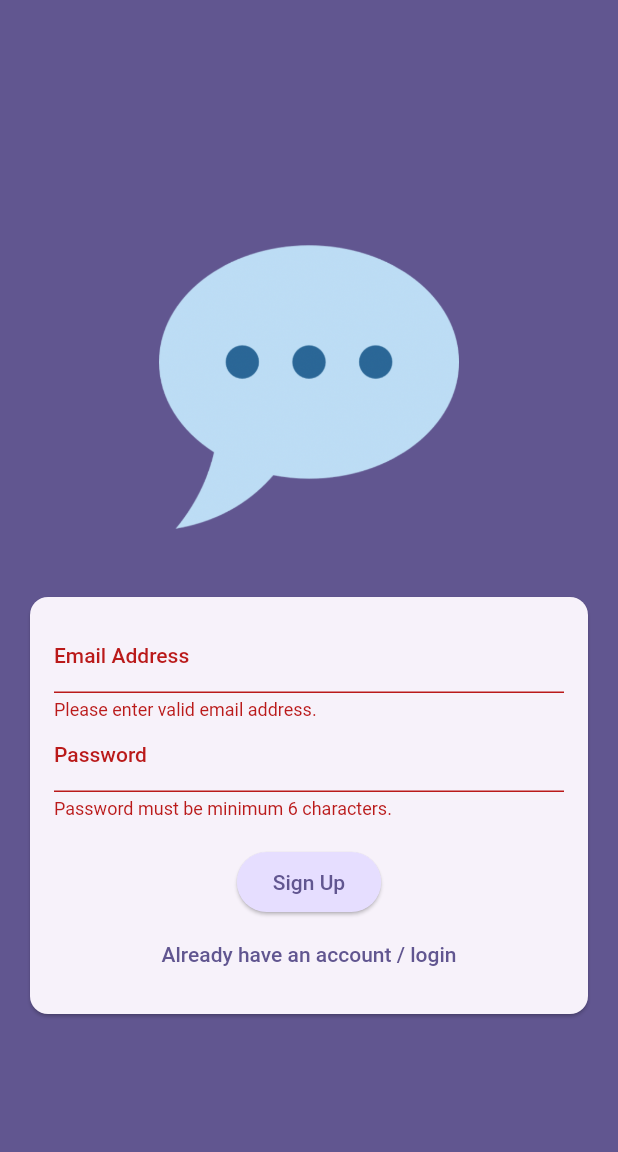
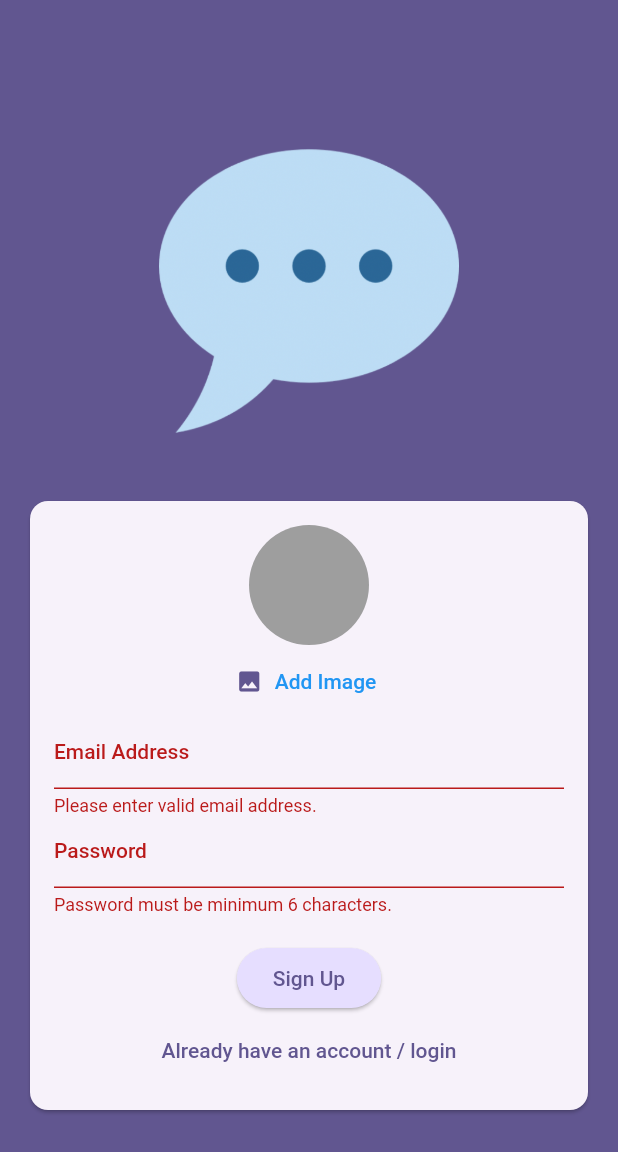
Before and after one commit to RattiRao/flutter-chat-app, a Flutter app: the screen it shows after launch, after a tap on "Login", after a tap on "Create an account", on a phone screen of 412 x 824 dp. Shown: the top 1152 px of the screen. Run offline on Flutter 3.47's test engine with Material 2 defaults, Android fonts, the phone set to English and light mode, and no system bars; our stand-ins replace firebase_auth, firebase_core, image_picker; accounts and stored records are empty.

Commit message:
Splash screen and image picker added

```diff
--- a/lib/main.dart
+++ b/lib/main.dart
@@ -1,5 +1,6 @@
 import 'package:chat_app/screen/auth.dart';
 import 'package:chat_app/screen/chat.dart';
+import 'package:chat_app/screen/splash_screen.dart';
 import 'package:firebase_auth/firebase_auth.dart';
 import 'package:flutter/material.dart';
 import 'package:firebase_core/firebase_core.dart';
@@ -28,6 +29,9 @@ class App extends StatelessWidget {
       home: StreamBuilder(
         stream: FirebaseAuth.instance.authStateChanges(),
         builder: (context, snapshot) {
+          if (snapshot.connectionState == ConnectionState.waiting) {
+            return const SplashScreen();
+          }
           if (snapshot.hasData) {
             return const ChatScreen();
           }
--- a/lib/screen/auth.dart
+++ b/lib/screen/auth.dart
@@ -1,3 +1,4 @@
+import 'package:chat_app/widgets/user_image_picker.dart';
 import 'package:firebase_auth/firebase_auth.dart';
 import 'package:flutter/material.dart';
 
@@ -73,6 +74,7 @@ class _AuthScreenState extends State<AuthScreen> {
                         child: Column(
                           mainAxisSize: MainAxisSize.min,
                           children: [
+                            if (!_isLogin) const UserImagePicker(),
                             TextFormField(
                               decoration: const InputDecoration(
                                 label: Text('Email Address'),
--- /dev/null
+++ b/lib/screen/splash_screen.dart
@@ -0,0 +1,15 @@
+import 'package:flutter/material.dart';
+
+class SplashScreen extends StatelessWidget {
+  const SplashScreen({super.key});
+
+  @override
+  Widget build(BuildContext context) {
+    return Scaffold(
+      appBar: AppBar(title: const Text('Chat')),
+      body: const Center(
+        child: Text('Loading'),
+      ),
+    );
+  }
+}
--- /dev/null
+++ b/lib/widgets/user_image_picker.dart
@@ -0,0 +1,51 @@
+import 'dart:io';
+
+import 'package:flutter/material.dart';
+import 'package:image_picker/image_picker.dart';
+
+class UserImagePicker extends StatefulWidget {
+  const UserImagePicker({super.key});
+  @override
+  State<UserImagePicker> createState() {
+    return _UserImagePickerState();
+  }
+}
+
+class _UserImagePickerState extends State<UserImagePicker> {
+  File? _pickedImage;
+  void _pickImage() async {
+    final image = await ImagePicker().pickImage(
+      source: ImageSource.gallery,
+      imageQuality: 50,
+      maxWidth: 150,
+    );
+
+    if (image == null) {
+      return;
+    }
+    setState(() {
+      _pickedImage = File(image.path);
+    });
+  }
+
+  @override
+  Widget build(BuildContext context) {
+    return Column(
+      children: [
+        CircleAvatar(
+          radius: 40,
+          backgroundColor: Colors.grey,
+          foregroundImage:
+              _pickedImage != null ? FileImage(_pickedImage!) : null,
+        ),
+        TextButton.icon(
+            onPressed: _pickImage,
+            icon: const Icon(Icons.image),
+            label: Text(
+              'Add Image',
+              style: TextStyle(color: Theme.of(context).primaryColor),
+            ))
+      ],
+    );
+  }
+}
--- a/pubspec.yaml
+++ b/pubspec.yaml
@@ -36,6 +36,8 @@ dependencies:
   cupertino_icons: ^1.0.2
   firebase_core: ^2.17.0
   firebase_auth: ^4.10.1
+  firebase_storage: ^11.4.1
+  image_picker: ^1.0.4
 
 dev_dependencies:
   flutter_test:
```
Also changed, not shown: lib/screen/chat.dart (+14 -1 lines), pubspec.lock, 7 other files.
